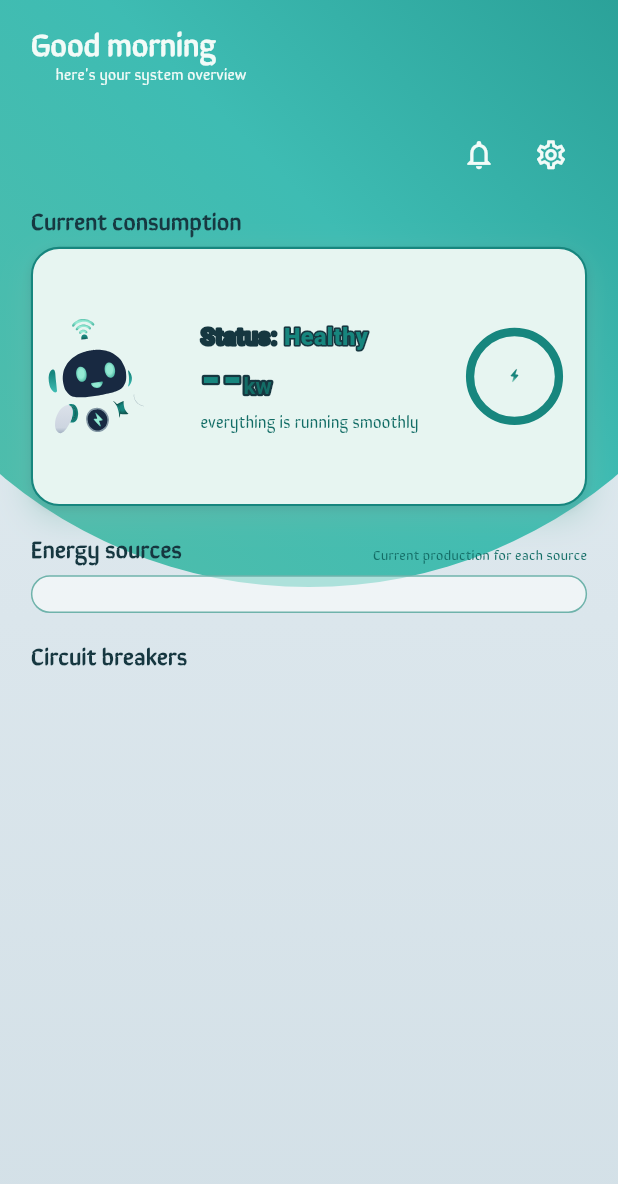
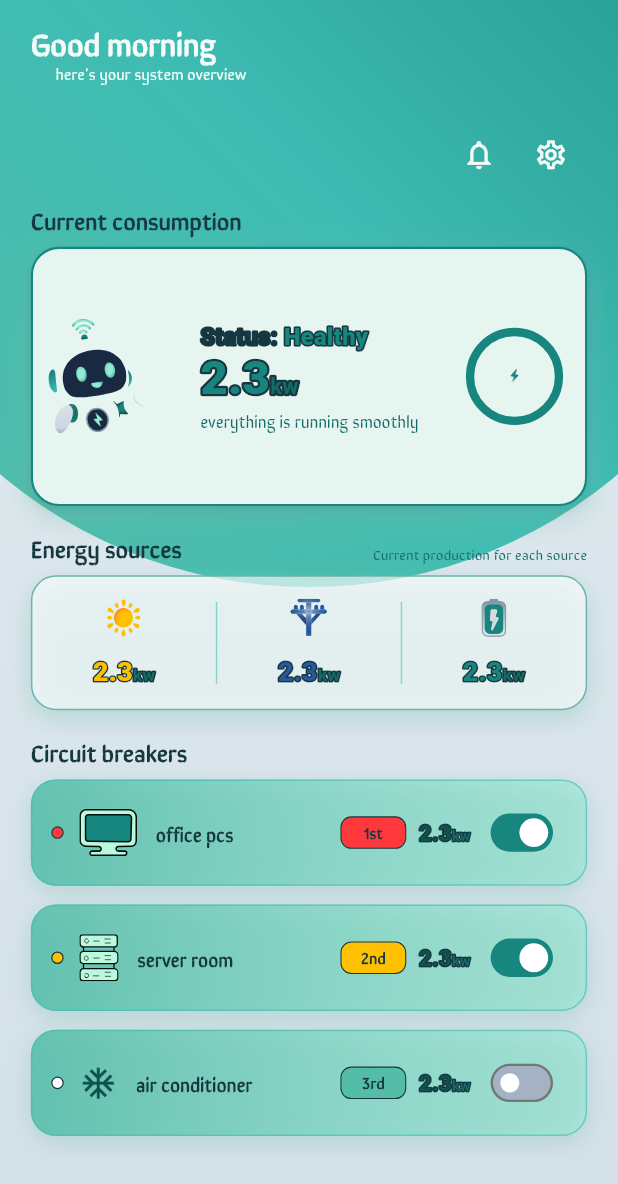
Before and after one commit to yaraHasan1/fluxa, a Flutter app: the _DashboardView screen opened directly with empty values, on a phone screen of 412 x 824 dp. Shown: the top 1184 px of the screen. Run offline on Flutter 3.47's test engine with Material 3 defaults, Android fonts, the phone set to English and light mode, and no system bars; our stand-ins replace equatable, flutter_bloc, flutter_svg, get_it, go_router.

Commit message:
feat(dashboard): wire the source and device icons, add placeholder readings
Five exports in: sun, wind turbine, battery, pc, server rack. Each enum now
carries its own artwork, so EnergySourcesCard and CircuitBreakerTile look it
up from the value rather than switching on it at the call site.

BreakerDevice.icon is nullable and the air conditioner returns null, because
that export is still outstanding — the tile falls back to a glyph rather than
pointing at an asset that does not exist.

Matched to the frame: breaker rows are now the teal slab with a shadow, the
priority pill is fixed-width with a dark hairline, and every reading uses the
same outlined lettering as the status card. The wind column's blue is taken
from the turbine export so the number matches its icon.

DashboardState.placeholder() seeds the figures from the design so the screen
can be seen before telemetry exists. Marked TEMPORARY — delete it once
readings are real.

Co-Authored-By: Claude <noreply@anthropic.com>

```diff
--- a/lib/constants/app_assets.dart
+++ b/lib/constants/app_assets.dart
@@ -43,6 +43,15 @@ abstract final class AppAssets {
   static const String fluxaHappy = '$_svg/fluxa_happy.svg'; // 183×280
   static const String fluxaAngry = '$_svg/fluxa_angry.svg'; // 163×263
   static const String fluxaWarning = '$_svg/fluxa_warning.svg'; // 188×281
+
+  /// Energy source icons.
+  static const String iconSolar = '$_svg/icon_solar.svg'; // 39×43
+  static const String iconWind = '$_svg/icon_wind.svg'; // 38×38
+  static const String iconBattery = '$_svg/icon_battery.svg'; // 31×44
+
+  /// Circuit breaker device icons. The air conditioner is still outstanding.
+  static const String iconPc = '$_svg/icon_pc.svg'; // 38×31
+  static const String iconServer = '$_svg/icon_server.svg'; // 30×36
 
   /// The glyph beside each status reading.
   static const String iconEnergy = '$_svg/icon_energy.svg'; // 174×197, teal
--- a/lib/features/dashboard/cubit/dashboard_cubit.dart
+++ b/lib/features/dashboard/cubit/dashboard_cubit.dart
@@ -11,7 +11,7 @@ part 'dashboard_state.dart';
 /// pull them from yet. Toggling a breaker updates the view only — the command
 /// has nowhere to go until the backend exists.
 class DashboardCubit extends Cubit<DashboardState> {
-  DashboardCubit() : super(const DashboardState());
+  DashboardCubit() : super(DashboardState.placeholder());
 
   void show(DashboardState next) => emit(next);
 
--- a/lib/features/dashboard/cubit/dashboard_state.dart
+++ b/lib/features/dashboard/cubit/dashboard_state.dart
@@ -21,6 +21,40 @@ class DashboardState extends Equatable {
   final List<EnergySource> sources;
   final List<CircuitBreaker> breakers;
 
+  /// TEMPORARY: the figures from the design frame, so the screen can be seen
+  /// before the telemetry service exists. Delete once readings are real.
+  factory DashboardState.placeholder() => const DashboardState(
+    consumptionKw: 2.3,
+    sources: <EnergySource>[
+      EnergySource(kind: EnergySourceKind.solar, kilowatts: 2.3),
+      EnergySource(kind: EnergySourceKind.wind, kilowatts: 2.3),
+      EnergySource(kind: EnergySourceKind.battery, kilowatts: 2.3),
+    ],
+    breakers: <CircuitBreaker>[
+      CircuitBreaker(
+        name: 'office pcs',
+        device: BreakerDevice.pc,
+        priority: 1,
+        kilowatts: 2.3,
+        isOn: true,
+      ),
+      CircuitBreaker(
+        name: 'server room',
+        device: BreakerDevice.server,
+        priority: 2,
+        kilowatts: 2.3,
+        isOn: true,
+      ),
+      CircuitBreaker(
+        name: 'air conditioner',
+        device: BreakerDevice.airConditioner,
+        priority: 3,
+        kilowatts: 2.3,
+        isOn: false,
+      ),
+    ],
+  );
+
   DashboardState copyWith({
     SystemStatus? status,
     double? consumptionKw,
--- a/lib/features/dashboard/dashboard_models.dart
+++ b/lib/features/dashboard/dashboard_models.dart
@@ -59,9 +59,39 @@ enum SystemStatus {
   };
 }
 
-/// Where the power is coming from. The icons are still to be supplied, so the
-/// artwork is not referenced here yet.
-enum EnergySourceKind { solar, wind, battery }
+/// Where the power is coming from.
+enum EnergySourceKind {
+  solar,
+  wind,
+  battery;
+
+  String get icon => switch (this) {
+    EnergySourceKind.solar => AppAssets.iconSolar,
+    EnergySourceKind.wind => AppAssets.iconWind,
+    EnergySourceKind.battery => AppAssets.iconBattery,
+  };
+
+  /// Colour of this column's reading, matching the icon it sits under.
+  Color get accent => switch (this) {
+    EnergySourceKind.solar => AppColors.statusWarning,
+    EnergySourceKind.wind => AppColors.windBlue,
+    EnergySourceKind.battery => AppColors.teal,
+  };
+}
+
+/// The appliance a breaker controls.
+enum BreakerDevice {
+  pc,
+  server,
+  airConditioner;
+
+  /// Null while the artwork is outstanding — the tile falls back to a glyph.
+  String? get icon => switch (this) {
+    BreakerDevice.pc => AppAssets.iconPc,
+    BreakerDevice.server => AppAssets.iconServer,
+    BreakerDevice.airConditioner => null,
+  };
+}
 
 /// One production line in the "Energy sources" row.
 @immutable
@@ -77,12 +107,14 @@ class EnergySource {
 class CircuitBreaker {
   const CircuitBreaker({
     required this.name,
+    required this.device,
     required this.priority,
     required this.kilowatts,
     required this.isOn,
   });
 
   final String name;
+  final BreakerDevice device;
 
   /// 1-based; rendered as the "1st" / "2nd" / "3rd" pill.
   final int priority;
@@ -92,6 +124,7 @@ class CircuitBreaker {
 
   CircuitBreaker copyWith({bool? isOn}) => CircuitBreaker(
     name: name,
+    device: device,
     priority: priority,
     kilowatts: kilowatts,
     isOn: isOn ?? this.isOn,
--- a/lib/features/dashboard/widgets/circuit_breaker_tile.dart
+++ b/lib/features/dashboard/widgets/circuit_breaker_tile.dart
@@ -1,5 +1,8 @@
 import 'package:flutter/material.dart';
+import 'package:flutter_svg/flutter_svg.dart';
 
+import 'package:fluxa/components/status_card.dart'
+    show OutlinedRichText, TextRun;
 import 'package:fluxa/constants/app_strings.dart';
 import 'package:fluxa/features/dashboard/dashboard_models.dart';
 import 'package:fluxa/theme/app_colors.dart';
@@ -7,7 +10,7 @@ import 'package:fluxa/theme/app_text_styles.dart';
 import 'package:fluxa/utils/responsive_extension.dart';
 
 /// One row in the breakers list: state dot, device glyph, name, priority pill,
-/// load and the switch.
+/// load and the switch — on the teal slab the design uses.
 class CircuitBreakerTile extends StatelessWidget {
   const CircuitBreakerTile({
     super.key,
@@ -28,32 +31,44 @@ class CircuitBreakerTile extends StatelessWidget {
   @override
   Widget build(BuildContext context) {
     return Container(
-      margin: EdgeInsets.only(bottom: context.r(10)),
+      margin: EdgeInsets.only(bottom: context.r(12)),
       padding: EdgeInsets.symmetric(
-        horizontal: context.r(10),
-        vertical: context.r(8),
+        horizontal: context.r(12),
+        vertical: context.r(10),
       ),
       decoration: BoxDecoration(
-        color: Colors.white.withValues(alpha: 0.55),
-        borderRadius: BorderRadius.circular(context.r(14)),
-        border: Border.all(color: AppColors.cardBorder),
+        gradient: LinearGradient(
+          begin: Alignment.centerLeft,
+          end: Alignment.centerRight,
+          colors: <Color>[
+            AppColors.mintDeep.withValues(alpha: 0.85),
+            AppColors.mint.withValues(alpha: 0.55),
+          ],
+        ),
+        borderRadius: BorderRadius.circular(context.r(16)),
+        border: Border.all(color: AppColors.tealBright.withValues(alpha: 0.6)),
+        boxShadow: <BoxShadow>[
+          BoxShadow(
+            color: AppColors.glow.withValues(alpha: 0.35),
+            blurRadius: context.r(12),
+            offset: Offset(0, context.r(4)),
+          ),
+        ],
       ),
       child: Row(
         children: <Widget>[
           Container(
-            width: context.r(7),
-            height: context.r(7),
+            width: context.r(8),
+            height: context.r(8),
             decoration: BoxDecoration(
               shape: BoxShape.circle,
-              color: breaker.isOn ? _priorityColour : AppColors.shellMid,
+              color: breaker.isOn ? _priorityColour : Colors.white,
+              border: Border.all(color: AppColors.ink, width: 0.8),
             ),
           ),
-          SizedBox(width: context.r(8)),
-
-          // PLACEHOLDER: the per-device artwork (monitor, server rack, air
-          // conditioner) has not been supplied yet.
-          Icon(Icons.devices_other, size: context.r(22), color: AppColors.teal),
           SizedBox(width: context.r(10)),
+          _DeviceGlyph(device: breaker.device, size: context.r(30)),
+          SizedBox(width: context.r(12)),
 
           Expanded(
             child: Text(
@@ -62,6 +77,7 @@ class CircuitBreakerTile extends StatelessWidget {
               style: AppTextStyles.helper.copyWith(
                 fontSize: context.sp(12),
                 color: AppColors.ink,
+                fontWeight: FontWeight.w600,
               ),
             ),
           ),
@@ -69,38 +85,62 @@ class CircuitBreakerTile extends StatelessWidget {
           _PriorityPill(priority: breaker.priority, colour: _priorityColour),
           SizedBox(width: context.r(8)),
 
-          Text.rich(
-            TextSpan(
-              children: <InlineSpan>[
-                TextSpan(
-                  text: breaker.kilowatts.toStringAsFixed(1),
-                  style: AppTextStyles.reading.copyWith(
-                    fontSize: context.sp(13),
-                    color: AppColors.teal,
-                  ),
+          OutlinedRichText(
+            outline: AppColors.ink,
+            strokeWidth: context.r(1.8),
+            spans: <TextRun>[
+              TextRun(
+                breaker.kilowatts.toStringAsFixed(1),
+                AppTextStyles.reading.copyWith(
+                  fontSize: context.sp(14),
+                  color: AppColors.tealDark,
                 ),
-                TextSpan(
-                  text: AppStrings.kilowattSuffix,
-                  style: AppTextStyles.readingUnit.copyWith(
-                    fontSize: context.sp(9),
-                  ),
-                ),
-              ],
-            ),
+              ),
+              TextRun(
+                AppStrings.kilowattSuffix,
+                AppTextStyles.readingUnit.copyWith(fontSize: context.sp(9)),
+              ),
+            ],
           ),
           SizedBox(width: context.r(4)),
 
           Transform.scale(
-            scale: 0.78,
+            scale: 0.8,
             child: Switch(
               value: breaker.isOn,
               onChanged: onChanged,
               activeThumbColor: Colors.white,
               activeTrackColor: AppColors.teal,
+              inactiveThumbColor: Colors.white,
+              inactiveTrackColor: AppColors.shellMid,
             ),
           ),
         ],
       ),
+    );
+  }
+}
+
+class _DeviceGlyph extends StatelessWidget {
+  const _DeviceGlyph({required this.device, required this.size});
+
+  final BreakerDevice device;
+  final double size;
+
+  @override
+  Widget build(BuildContext context) {
+    final String? asset = device.icon;
+
+    // PLACEHOLDER: the air-conditioner artwork is still outstanding.
+    if (asset == null) {
+      return Icon(Icons.ac_unit, size: size * 0.8, color: AppColors.tealDark);
+    }
+
+    return SvgPicture.asset(
+      asset,
+      height: size,
+      fit: BoxFit.contain,
+      excludeFromSemantics: true,
     );
   }
 }
@@ -125,19 +165,19 @@ class _PriorityPill extends StatelessWidget {
   @override
   Widget build(BuildContext context) {
     return Container(
-      padding: EdgeInsets.symmetric(
-        horizontal: context.r(10),
-        vertical: context.r(3),
-      ),
+      width: context.r(42),
+      alignment: Alignment.center,
+      padding: EdgeInsets.symmetric(vertical: context.r(3)),
       decoration: BoxDecoration(
-        color: colour.withValues(alpha: 0.85),
-        borderRadius: BorderRadius.circular(context.r(8)),
+        color: colour,
+        borderRadius: BorderRadius.circular(context.r(7)),
+        border: Border.all(color: AppColors.ink, width: 0.7),
       ),
       child: Text(
         _label,
         style: AppTextStyles.helper.copyWith(
           fontSize: context.sp(10),
-          color: Colors.white,
+          color: AppColors.ink,
           fontWeight: FontWeight.w700,
         ),
       ),
--- a/lib/features/dashboard/widgets/energy_sources_card.dart
+++ b/lib/features/dashboard/widgets/energy_sources_card.dart
@@ -1,12 +1,15 @@
 import 'package:flutter/material.dart';
+import 'package:flutter_svg/flutter_svg.dart';
 
+import 'package:fluxa/components/status_card.dart'
+    show OutlinedRichText, TextRun;
 import 'package:fluxa/constants/app_strings.dart';
 import 'package:fluxa/features/dashboard/dashboard_models.dart';
 import 'package:fluxa/theme/app_colors.dart';
 import 'package:fluxa/theme/app_text_styles.dart';
 import 'package:fluxa/utils/responsive_extension.dart';
 
-/// The three production columns, split by hairline dividers.
+/// The production columns, split by hairline dividers.
 class EnergySourcesCard extends StatelessWidget {
   const EnergySourcesCard({super.key, required this.sources});
 
@@ -14,14 +17,21 @@ class EnergySourcesCard extends StatelessWidget {
 
   @override
   Widget build(BuildContext context) {
-    return DecoratedBox(
+    return Container(
       decoration: BoxDecoration(
-        color: Colors.white.withValues(alpha: 0.55),
+        color: Colors.white.withValues(alpha: 0.62),
         borderRadius: BorderRadius.circular(context.r(16)),
         border: Border.all(color: AppColors.cardBorder),
+        boxShadow: <BoxShadow>[
+          BoxShadow(
+            color: AppColors.glow.withValues(alpha: 0.35),
+            blurRadius: context.r(14),
+            offset: Offset(0, context.r(5)),
+          ),
+        ],
       ),
       child: Padding(
-        padding: EdgeInsets.symmetric(vertical: context.r(12)),
+        padding: EdgeInsets.symmetric(vertical: context.r(14)),
         child: IntrinsicHeight(
           child: Row(
             children: <Widget>[
@@ -30,9 +40,9 @@ class EnergySourcesCard extends StatelessWidget {
                   VerticalDivider(
                     width: 1,
                     thickness: 1,
-                    indent: context.r(4),
-                    endIndent: context.r(4),
-                    color: AppColors.fieldBorder,
+                    indent: context.r(2),
+                    endIndent: context.r(2),
+                    color: AppColors.tealBright.withValues(alpha: 0.55),
                   ),
                 Expanded(child: _SourceColumn(source: sources[i])),
               ],
@@ -54,41 +64,29 @@ class _SourceColumn extends StatelessWidget {
     return Column(
       mainAxisSize: MainAxisSize.min,
       children: <Widget>[
-        // PLACEHOLDER: the solar / wind / battery artwork has not been
-        // supplied yet. Swapping these three for SvgPicture.asset is the only
-        // change needed once it arrives.
-        Icon(
-          switch (source.kind) {
-            EnergySourceKind.solar => Icons.wb_sunny,
-            EnergySourceKind.wind => Icons.air,
-            EnergySourceKind.battery => Icons.battery_charging_full,
-          },
-          size: context.r(26),
-          color: switch (source.kind) {
-            EnergySourceKind.solar => AppColors.statusWarning,
-            EnergySourceKind.wind => AppColors.tealBright,
-            EnergySourceKind.battery => AppColors.mintDeep,
-          },
+        SvgPicture.asset(
+          source.kind.icon,
+          height: context.r(30),
+          fit: BoxFit.contain,
+          excludeFromSemantics: true,
         ),
-        SizedBox(height: context.r(6)),
-        Text.rich(
-          TextSpan(
-            children: <InlineSpan>[
-              TextSpan(
-                text: source.kilowatts.toStringAsFixed(1),
-                style: AppTextStyles.reading.copyWith(
-                  fontSize: context.sp(15),
-                  color: AppColors.teal,
-                ),
+        SizedBox(height: context.r(8)),
+        OutlinedRichText(
+          outline: AppColors.ink,
+          strokeWidth: context.r(2),
+          spans: <TextRun>[
+            TextRun(
+              source.kilowatts.toStringAsFixed(1),
+              AppTextStyles.reading.copyWith(
+                fontSize: context.sp(17),
+                color: source.kind.accent,
               ),
-              TextSpan(
-                text: AppStrings.kilowattSuffix,
-                style: AppTextStyles.readingUnit.copyWith(
-                  fontSize: context.sp(10),
-                ),
-              ),
-            ],
-          ),
+            ),
+            TextRun(
+              AppStrings.kilowattSuffix,
+              AppTextStyles.readingUnit.copyWith(fontSize: context.sp(11)),
+            ),
+          ],
         ),
       ],
     );
--- a/lib/theme/app_colors.dart
+++ b/lib/theme/app_colors.dart
@@ -20,6 +20,9 @@ abstract final class AppColors {
   /// Screen headings — the near-black in the design carries a green cast
   /// rather than the blue one [navy] has.
   static const Color ink = Color(0xFF163740);
+
+  /// The wind-turbine icon's blue, so its reading matches its glyph.
+  static const Color windBlue = Color(0xFF27579C);
 
   // --- Shell greys (robot chassis) --------------------------------------
   static const Color shellLight = Color(0xFFDBE1EA);
```
Also changed, not shown: assets/svg/icon_battery.svg (added), assets/svg/icon_pc.svg (added), assets/svg/icon_server.svg (added), assets/svg/icon_solar.svg (added), assets/svg/icon_wind.svg (added).
